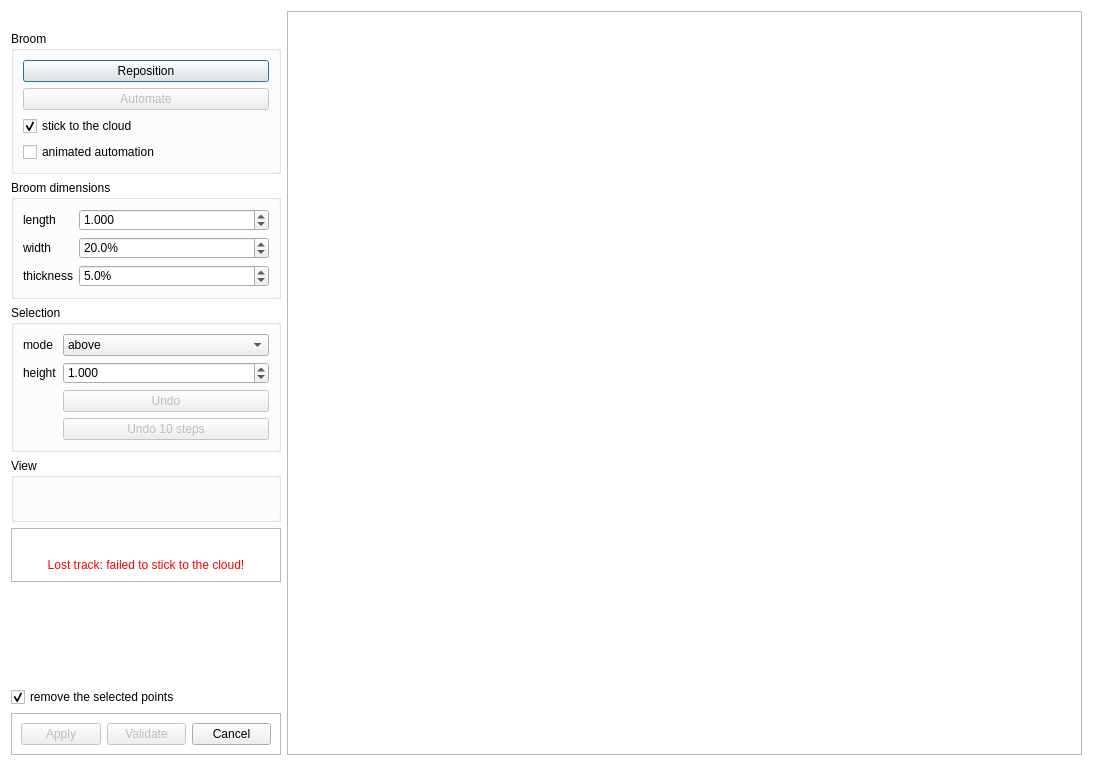
Old version of the form plugins/core/Standard/qBroom/ui/broomDlg.ui in the repository CloudCompare/CloudCompare.
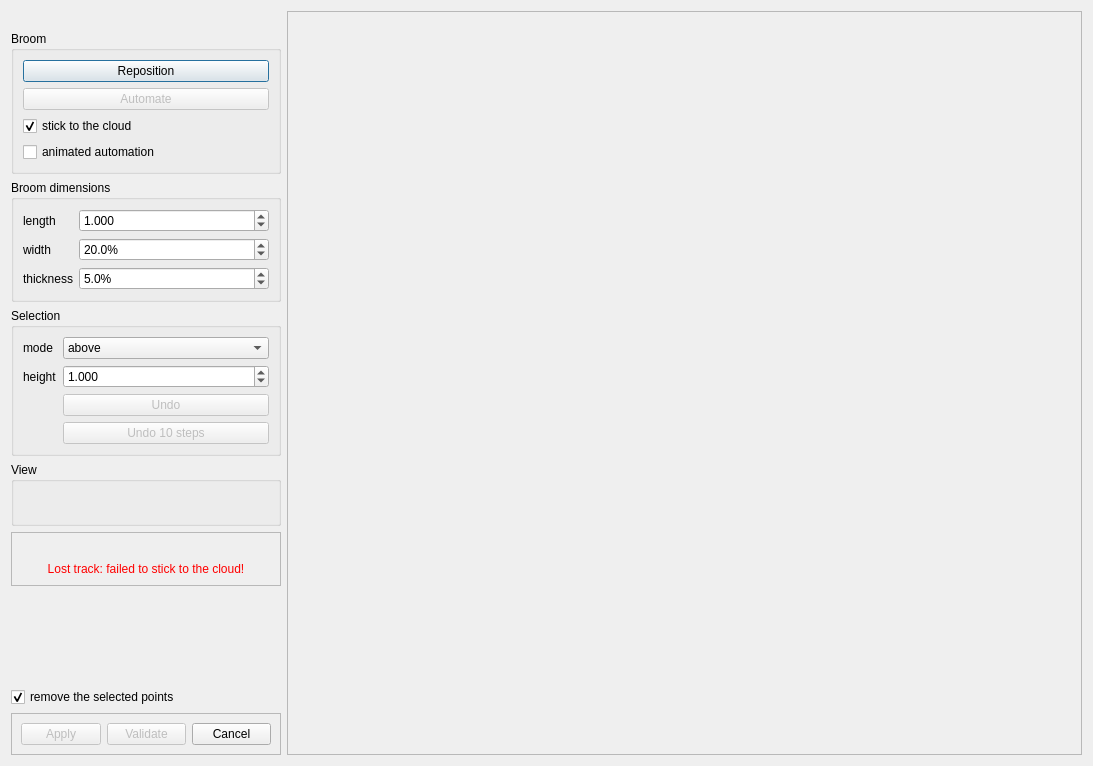
New version of the form. Icons and pictures are not drawn.

```diff
--- a/plugins/core/Standard/qBroom/ui/broomDlg.ui
+++ b/plugins/core/Standard/qBroom/ui/broomDlg.ui
@@ -17,9 +17,6 @@
    <iconset resource="../qBroom.qrc">
     <normaloff>:/CC/plugin/qBroom/images/qBroom.png</normaloff>:/CC/plugin/qBroom/images/qBroom.png</iconset>
   </property>
-  <property name="styleSheet">
-   <string notr="true">QDialog{ background-color:white }</string>
-  </property>
   <layout class="QHBoxLayout" name="horizontalLayout_2">
    <item>
     <widget class="QFrame" name="leftFrame">
```
Left out of the diff: 24 changed lines with no effect on the pictures.
